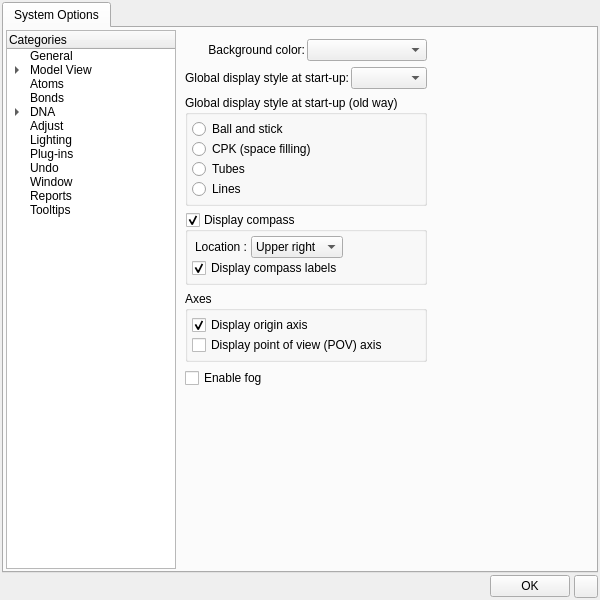
The window that cad/src/ne1_ui/PreferencesDialog.ui (kanzure/nanoengineer) describes before a commit, drawn with Qt 5.
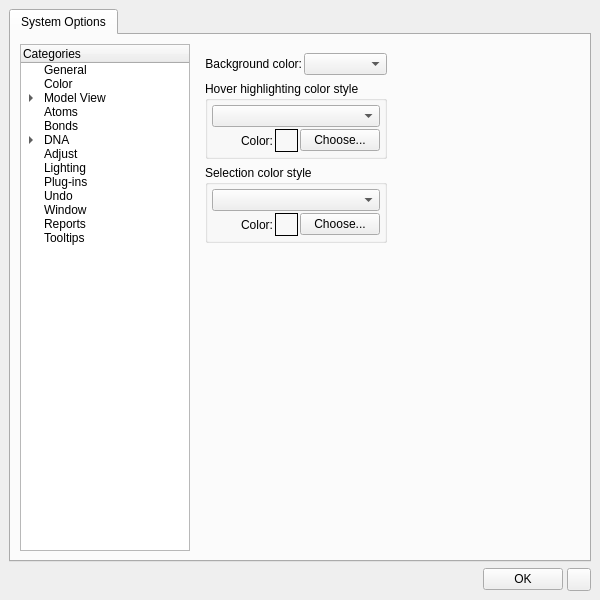
The same window after the commit. Icons and pictures are not drawn.

Commit message: New "Color" page with hover highlighting and selection (color) style options. Code re-org and cleanup.

What changed in the file:
```diff
--- a/cad/src/ne1_ui/PreferencesDialog.ui
+++ b/cad/src/ne1_ui/PreferencesDialog.ui
@@ -20,10 +20,10 @@
   </property>
   <layout class="QGridLayout" >
    <property name="margin" >
-    <number>2</number>
+    <number>9</number>
    </property>
    <property name="spacing" >
-    <number>2</number>
+    <number>6</number>
    </property>
    <item row="0" column="0" >
     <widget class="QTabWidget" name="prefsTabWidget" >
@@ -36,10 +36,10 @@
       </attribute>
       <layout class="QGridLayout" >
        <property name="margin" >
-        <number>2</number>
+        <number>9</number>
        </property>
        <property name="spacing" >
-        <number>0</number>
+        <number>6</number>
        </property>
        <item row="0" column="1" >
         <widget class="QStackedWidget" name="prefsStackedWidget" >
@@ -192,7 +192,7 @@
            </item>
           </layout>
          </widget>
-         <widget class="QWidget" name="ModelView" >
+         <widget class="QWidget" name="Color" >
           <layout class="QGridLayout" >
            <property name="margin" >
             <number>9</number>
@@ -232,6 +232,192 @@
               </layout>
              </item>
              <item>
+              <widget class="QGroupBox" name="hoverHighlightingStyleGroupBox" >
+               <property name="title" >
+                <string>Hover highlighting color style</string>
+               </property>
+               <layout class="QGridLayout" >
+                <property name="margin" >
+                 <number>4</number>
+                </property>
+                <property name="spacing" >
+                 <number>2</number>
+                </property>
+                <item row="1" column="0" >
+                 <widget class="QLabel" name="label_21" >
+                  <property name="text" >
+                   <string>Color:</string>
+                  </property>
+                  <property name="alignment" >
+                   <set>Qt::AlignRight|Qt::AlignTrailing|Qt::AlignVCenter</set>
+                  </property>
+                 </widget>
+                </item>
+                <item row="1" column="1" >
+                 <layout class="QHBoxLayout" >
+                  <property name="margin" >
+                   <number>0</number>
+                  </property>
+                  <property name="spacing" >
+                   <number>2</number>
+                  </property>
+                  <item>
+                   <widget class="QFrame" name="hoverHighlightingColorFrame" >
+                    <property name="minimumSize" >
+                     <size>
+                      <width>23</width>
+                      <height>23</height>
+                     </size>
+                    </property>
+                    <property name="maximumSize" >
+                     <size>
+                      <width>23</width>
+                      <height>23</height>
+                     </size>
+                    </property>
+                    <property name="frameShape" >
+                     <enum>QFrame::Box</enum>
+                    </property>
+                    <property name="frameShadow" >
+                     <enum>QFrame::Plain</enum>
+                    </property>
+                   </widget>
+                  </item>
+                  <item>
+                   <widget class="QPushButton" name="hoverHighlightingColorButton" >
+                    <property name="text" >
+                     <string>Choose...</string>
+                    </property>
+                    <property name="autoDefault" >
+                     <bool>false</bool>
+                    </property>
+                   </widget>
+                  </item>
+                 </layout>
+                </item>
+                <item row="0" column="0" colspan="2" >
+                 <widget class="QComboBox" name="hoverHighlightingStyleComboBox" />
+                </item>
+               </layout>
+              </widget>
+             </item>
+             <item>
+              <widget class="QGroupBox" name="selectionColorStyleGroupBox" >
+               <property name="title" >
+                <string>Selection color style</string>
+               </property>
+               <layout class="QGridLayout" >
+                <property name="margin" >
+                 <number>4</number>
+                </property>
+                <property name="spacing" >
+                 <number>2</number>
+                </property>
+                <item row="1" column="0" >
+                 <widget class="QLabel" name="label_22" >
+                  <property name="text" >
+                   <string>Color:</string>
+                  </property>
+                  <property name="alignment" >
+                   <set>Qt::AlignRight|Qt::AlignTrailing|Qt::AlignVCenter</set>
+                  </property>
+                 </widget>
+                </item>
+                <item row="1" column="1" >
+                 <layout class="QHBoxLayout" >
+                  <property name="margin" >
+                   <number>0</number>
+                  </property>
+                  <property name="spacing" >
+                   <number>2</number>
+                  </property>
+                  <item>
+                   <widget class="QFrame" name="selectionColorFrame" >
+                    <property name="minimumSize" >
+                     <size>
+                      <width>23</width>
+                      <height>23</height>
+                     </size>
+                    </property>
+                    <property name="maximumSize" >
+                     <size>
+                      <width>23</width>
+                      <height>23</height>
+                     </size>
+                    </property>
+                    <property name="frameShape" >
+                     <enum>QFrame::Box</enum>
+                    </property>
+                    <property name="frameShadow" >
+                     <enum>QFrame::Plain</enum>
+                    </property>
+                   </widget>
+                  </item>
+                  <item>
+                   <widget class="QPushButton" name="selectionColorButton" >
+                    <property name="text" >
+                     <string>Choose...</string>
+                    </property>
+                    <property name="autoDefault" >
+                     <bool>false</bool>
+                    </property>
+                   </widget>
+                  </item>
+                 </layout>
+                </item>
+                <item row="0" column="0" colspan="2" >
+                 <widget class="QComboBox" name="selectionStyleComboBox" />
+                </item>
+               </layout>
+              </widget>
+             </item>
+             <item>
+              <spacer>
+               <property name="orientation" >
+                <enum>Qt::Vertical</enum>
+               </property>
+               <property name="sizeHint" >
+                <size>
+                 <width>20</width>
+                 <height>16</height>
+                </size>
+               </property>
+              </spacer>
+             </item>
+            </layout>
+           </item>
+           <item row="1" column="1" >
+            <spacer>
+             <property name="orientation" >
+              <enum>Qt::Horizontal</enum>
+             </property>
+             <property name="sizeHint" >
+              <size>
+               <width>40</width>
+               <height>20</height>
+              </size>
+             </property>
+            </spacer>
+           </item>
+          </layout>
+         </widget>
+         <widget class="QWidget" name="ModelView" >
+          <layout class="QGridLayout" >
+           <property name="margin" >
+            <number>9</number>
+           </property>
+           <property name="spacing" >
+            <number>6</number>
+           </property>
+           <item row="0" column="0" >
+            <layout class="QVBoxLayout" >
+             <property name="margin" >
+              <number>0</number>
+             </property>
+             <property name="spacing" >
+              <number>6</number>
+             </property>
+             <item>
               <layout class="QHBoxLayout" >
                <property name="margin" >
                 <number>0</number>
@@ -254,61 +440,6 @@
                </item>
               </layout>
              </item>
-             <item>
-              <widget class="QGroupBox" name="default_display_grpBox" >
-               <property name="title" >
-                <string>Global display style at start-up (old way)</string>
-               </property>
-               <layout class="QVBoxLayout" >
-                <property name="margin" >
-                 <number>4</number>
-                </property>
-                <property name="spacing" >
-                 <number>0</number>
-                </property>
-                <item>
-                 <widget class="QRadioButton" name="ballNstick_rbtn" >
-                  <property name="toolTip" >
-                   <string>Ball and Stick Display Style</string>
-                  </property>
-                  <property name="text" >
-                   <string>Ball and stick</string>
-                  </property>
-                 </widget>
-                </item>
-                <item>
-                 <widget class="QRadioButton" name="cpk_rbtn" >
-                  <property name="toolTip" >
-                   <string>CPK (Space Fill) Display Style</string>
-                  </property>
-                  <property name="text" >
-                   <string>CPK (space filling)</string>
-                  </property>
-                 </widget>
-                </item>
-                <item>
-                 <widget class="QRadioButton" name="tubes_rbtn" >
-                  <property name="toolTip" >
-                   <string>Tubes Display Style</string>
-                  </property>
-                  <property name="text" >
-                   <string>Tubes</string>
-                  </property>
-                 </widget>
-                </item>
-                <item>
-                 <widget class="QRadioButton" name="lines_rbtn" >
-                  <property name="toolTip" >
-                   <string>Lines Display Style</string>
-                  </property>
-                  <property name="text" >
-                   <string>Lines</string>
-                  </property>
-                 </widget>
-                </item>
-               </layout>
-              </widget>
-             </item>
              <item>
               <widget class="QGroupBox" name="compassGroupBox" >
                <property name="title" >
@@ -6258,6 +6389,11 @@
            <string>General</string>
           </property>
          </item>
+         <item>
+          <property name="text" >
+           <string>Color</string>
+          </property>
+         </item>
          <item>
           <property name="text" >
            <string>Model View</string>
```
Left out of the diff: 76 changed lines with no effect on the pictures. The commit also changes 4 other files.
